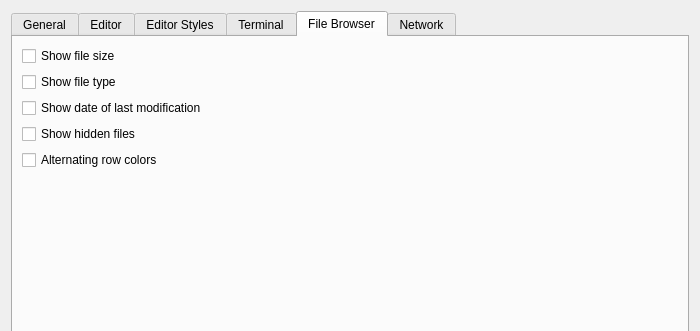
This is libgui/src/settings-dialog.ui in ctaggart/octave as Qt 5 draws it before an edit; both pictures show x 0 to 700 and y 0 to 331 of the 700 by 480 pixel window. The edited form follows.
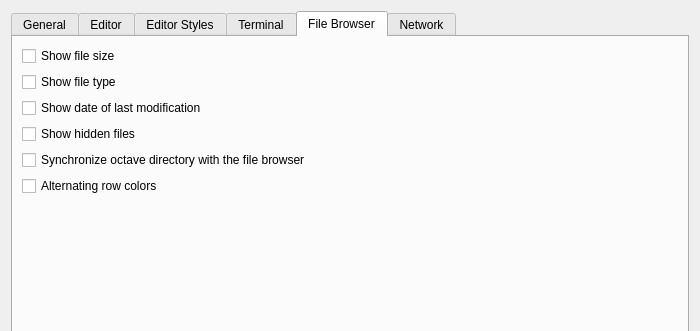
This is the edited form. The open tabs and pages were chosen to show the change.

Commit message: gui: configurable synchronization between file browser and octave directory

Patch:
```diff
--- a/libgui/src/settings-dialog.ui
+++ b/libgui/src/settings-dialog.ui
@@ -430,6 +430,13 @@
          </property>
         </widget>
        </item>
+       <item>
+        <widget class="QCheckBox" name="sync_octave_directory">
+         <property name="text">
+          <string>Synchronize octave directory with the file browser</string>
+         </property>
+        </widget>
+       </item>
        <item>
         <widget class="QCheckBox" name="useAlternatingRowColors">
          <property name="text">
```
The commit also changes 9 other files.
